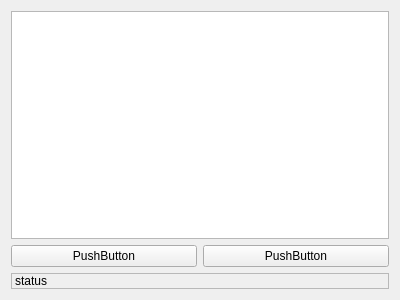
Before: the Qt Designer form mainwidget.ui in tarpaha/pacheck, drawn with Qt 5.
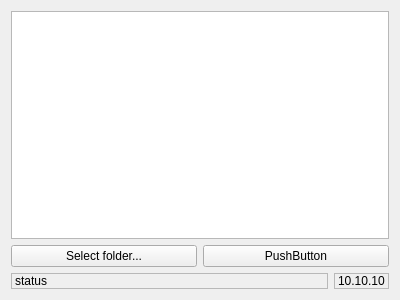
After: the same form once the commit is applied.

Commit message: interface changed, "select folder and get externals" sequence improved

Patch:
```diff
--- a/mainwidget.ui
+++ b/mainwidget.ui
@@ -26,7 +26,7 @@
          <item>
           <widget class="QPushButton" name="pushButton">
            <property name="text">
-            <string>PushButton</string>
+            <string>Select folder...</string>
            </property>
           </widget>
          </item>
@@ -42,6 +42,8 @@
       </layout>
      </item>
      <item>
+      <layout class="QHBoxLayout" name="statusLayout">
+       <item>
       <widget class="QLabel" name="statusLabel">
        <property name="frameShape">
         <enum>QFrame::StyledPanel</enum>
@@ -51,6 +53,24 @@
        </property>
       </widget>
      </item>
+       <item>
+        <widget class="QLabel" name="svnVersionLabel">
+         <property name="sizePolicy">
+          <sizepolicy hsizetype="Maximum" vsizetype="Preferred">
+           <horstretch>0</horstretch>
+           <verstretch>0</verstretch>
+          </sizepolicy>
+         </property>
+         <property name="frameShape">
+          <enum>QFrame::StyledPanel</enum>
+         </property>
+         <property name="text">
+          <string>10.10.10</string>
+         </property>
+        </widget>
+       </item>
+      </layout>
+     </item>
     </layout>
    </item>
   </layout>
```
Left out of the diff: 24 changed lines with no effect on the pictures. Lines whose indentation alone changed are shown as unchanged. The commit also changes 2 other files.
